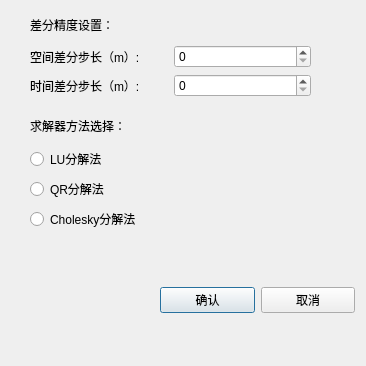
Before: the Qt Designer form set_fdm.ui in Yulei-3005240023/Random_flow, drawn with Qt 5.
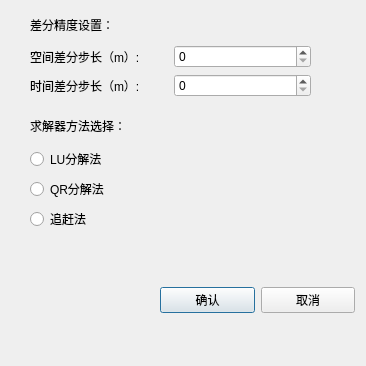
After: the same form once the commit is applied.

```diff
--- a/set_fdm.ui
+++ b/set_fdm.ui
@@ -103,7 +103,7 @@
     <item>
      <widget class="QRadioButton" name="Cholesky">
       <property name="text">
-       <string>Cholesky分解法</string>
+       <string>追赶法</string>
       </property>
      </widget>
     </item>
```
